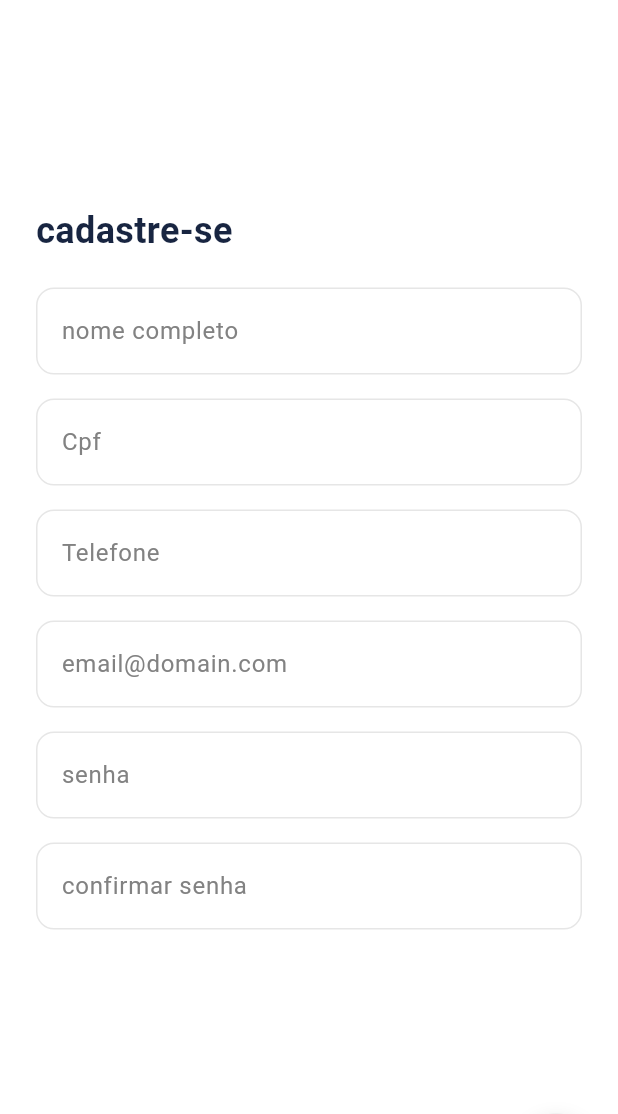
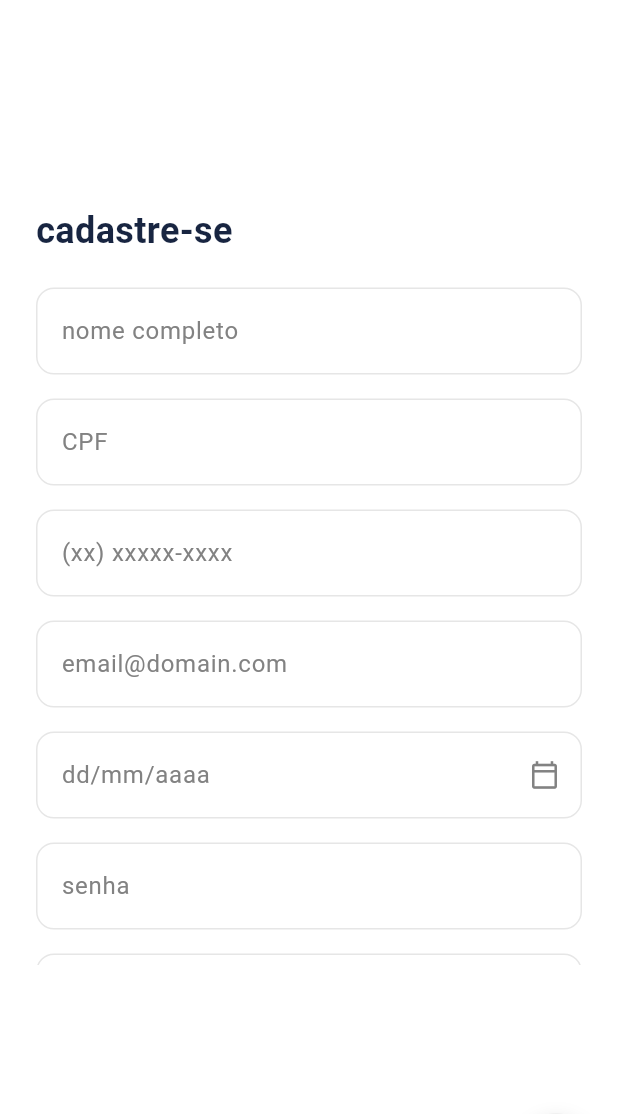
Before and after one commit to gabriellpequeno/Reserva-Aqui---Projeto-de-fim-de-ciclo, a Flutter app: the UserSignUpPage screen opened by its route, on a phone screen of 412 x 824 dp, the part 122-1236 px from its top. Run offline on Flutter 3.47's test engine with Material 3 defaults, Android fonts, the phone set to English and light mode, and no system bars; our stand-ins replace dio, flutter_riverpod, flutter_svg, go_router, image_picker, shared_preferences; accounts and stored records are empty; network calls fail.

Commit message:
✨(feat): align user signup — add birth date, phone mask and fix validators
Co-Authored-By: Claude Sonnet 4.6 <noreply@anthropic.com>

```diff
--- a/Frontend/lib/core/network/dio_client.dart
+++ b/Frontend/lib/core/network/dio_client.dart
@@ -3,7 +3,7 @@ import 'package:flutter_riverpod/flutter_riverpod.dart';
 import '../auth/auth_notifier.dart';
 import '../auth/auth_state.dart';
 
-const _baseUrl = 'http://localhost:3000/api/v1';
+const _baseUrl = 'http://10.0.2.2:3000/api/v1';
 
 // Dio separado exclusivamente para chamadas de refresh — evita loop de interceptor.
 final _refreshDio = Dio(
--- /dev/null
+++ b/Frontend/lib/core/widgets/date_picker_field.dart
@@ -0,0 +1,116 @@
+import 'package:flutter/material.dart';
+import 'package:flutter/services.dart';
+import '../../core/theme/app_colors.dart';
+
+/// Campo de data com máscara automática dd/mm/aaaa e ícone de calendário.
+/// Digitação formata em tempo real; toque no ícone abre DatePicker nativo.
+class DatePickerField extends StatefulWidget {
+  final TextEditingController controller;
+  final String? Function(String?)? validator;
+
+  const DatePickerField({
+    super.key,
+    required this.controller,
+    this.validator,
+  });
+
+  @override
+  State<DatePickerField> createState() => _DatePickerFieldState();
+}
+
+class _DatePickerFieldState extends State<DatePickerField> {
+  Future<void> _openCalendar() async {
+    final now = DateTime.now();
+
+    // Tenta pré-popular o calendário com a data já digitada
+    DateTime initial = now;
+    final text = widget.controller.text;
+    if (RegExp(r'^\d{2}/\d{2}/\d{4}$').hasMatch(text)) {
+      final parts = text.split('/');
+      final parsed = DateTime.tryParse(
+        '${parts[2]}-${parts[1]}-${parts[0]}',
+      );
+      if (parsed != null) initial = parsed;
+    }
+
+    final picked = await showDatePicker(
+      context: context,
+      initialDate: initial.isAfter(now) ? now : initial,
+      firstDate: DateTime(1900),
+      lastDate: now,
+      locale: const Locale('pt', 'BR'),
+    );
+
+    if (picked != null) {
+      final d = picked.day.toString().padLeft(2, '0');
+      final m = picked.month.toString().padLeft(2, '0');
+      final y = picked.year.toString();
+      widget.controller.text = '$d/$m/$y';
+      // Move cursor para o fim
+      widget.controller.selection = TextSelection.collapsed(
+        offset: widget.controller.text.length,
+      );
+    }
+  }
+
+  @override
+  Widget build(BuildContext context) {
+    return Container(
+      decoration: BoxDecoration(
+        color: Colors.white,
+        borderRadius: BorderRadius.circular(12),
+        border: Border.all(color: AppColors.strokeLight),
+      ),
+      child: TextFormField(
+        controller: widget.controller,
+        validator: widget.validator,
+        keyboardType: TextInputType.number,
+        inputFormatters: [_DateMaskFormatter()],
+        style: const TextStyle(
+          color: AppColors.primary,
+          fontSize: 16,
+        ),
+        decoration: InputDecoration(
+          hintText: 'dd/mm/aaaa',
+          hintStyle: const TextStyle(
+            color: AppColors.greyText,
+            fontSize: 16,
+          ),
+          contentPadding: const EdgeInsets.symmetric(
+            horizontal: 16,
+            vertical: 16,
+          ),
+          border: InputBorder.none,
+          suffixIcon: IconButton(
+            icon: const Icon(Icons.calendar_today_outlined, size: 20),
+            color: AppColors.greyText,
+            onPressed: _openCalendar,
+          ),
+        ),
+      ),
+    );
+  }
+}
+
+/// Formata a entrada numérica inserindo '/' nas posições corretas.
+class _DateMaskFormatter extends TextInputFormatter {
+  @override
+  TextEditingValue formatEditUpdate(
+    TextEditingValue oldValue,
+    TextEditingValue newValue,
+  ) {
+    final digits = newValue.text.replaceAll(RegExp(r'\D'), '');
+    final buffer = StringBuffer();
+
+    for (int i = 0; i < digits.length && i < 8; i++) {
+      if (i == 2 || i == 4) buffer.write('/');
+      buffer.write(digits[i]);
+    }
+
+    final formatted = buffer.toString();
+    return TextEditingValue(
+      text: formatted,
+      selection: TextSelection.collapsed(offset: formatted.length),
+    );
+  }
+}
--- /dev/null
+++ b/Frontend/lib/core/widgets/phone_mask_formatter.dart
@@ -0,0 +1,32 @@
+import 'package:flutter/services.dart';
+
+/// Formata número de telefone brasileiro em tempo real.
+/// Suporta celular (11 dígitos): (xx) xxxxx-xxxx
+/// e fixo (10 dígitos):          (xx) xxxx-xxxx
+class PhoneMaskFormatter extends TextInputFormatter {
+  @override
+  TextEditingValue formatEditUpdate(
+    TextEditingValue oldValue,
+    TextEditingValue newValue,
+  ) {
+    final digits = newValue.text.replaceAll(RegExp(r'\D'), '');
+    final d = digits.length > 11 ? digits.substring(0, 11) : digits;
+
+    final buffer = StringBuffer();
+    for (int i = 0; i < d.length; i++) {
+      if (i == 0) buffer.write('(');
+      buffer.write(d[i]);
+      if (i == 1) buffer.write(') ');
+      // celular (11 dígitos): traço após o 7º dígito (índice 6)
+      // fixo   (10 dígitos): traço após o 6º dígito (índice 5)
+      if (d.length == 11 && i == 6) buffer.write('-');
+      if (d.length <= 10 && i == 5) buffer.write('-');
+    }
+
+    final formatted = buffer.toString();
+    return TextEditingValue(
+      text: formatted,
+      selection: TextSelection.collapsed(offset: formatted.length),
+    );
+  }
+}
--- a/Frontend/lib/features/auth/data/models/register_request.dart
+++ b/Frontend/lib/features/auth/data/models/register_request.dart
@@ -1,9 +1,10 @@
 class RegisterRequest {
   final String nome;
-  final String cpf;       // normalizado: só dígitos (11 chars)
-  final String telefone;  // normalizado: só dígitos
+  final String cpf;            // normalizado: só dígitos (11 chars)
+  final String telefone;       // normalizado: só dígitos
   final String email;
   final String senha;
+  final String dataNascimento; // formato dd/mm/aaaa
 
   const RegisterRequest({
     required this.nome,
@@ -11,13 +12,15 @@ class RegisterRequest {
     required this.telefone,
     required this.email,
     required this.senha,
+    required this.dataNascimento,
   });
 
   Map<String, dynamic> toJson() => {
-    'nome': nome,
+    'nome_completo': nome,
     'cpf': cpf,
-    'telefone': telefone,
+    'numero_celular': telefone,
     'email': email,
     'senha': senha,
+    'data_nascimento': dataNascimento,
   };
 }
--- a/Frontend/lib/features/auth/presentation/pages/user_signup_page.dart
+++ b/Frontend/lib/features/auth/presentation/pages/user_signup_page.dart
@@ -5,11 +5,12 @@ import 'package:go_router/go_router.dart';
 import '../../../../core/auth/auth_notifier.dart';
 import '../../../../core/auth/auth_state.dart';
 import '../../../../core/theme/app_colors.dart';
+import '../../../../core/widgets/date_picker_field.dart';
+import '../../../../core/widgets/phone_mask_formatter.dart';
 import '../../../../core/widgets/primary_button.dart';
 import '../../data/models/register_request.dart';
 import '../../data/services/auth_service.dart';
 import '../widgets/auth_text_field.dart';
-import '../widgets/social_button.dart';
 
 class UserSignUpPage extends ConsumerStatefulWidget {
   const UserSignUpPage({super.key});
@@ -26,6 +27,7 @@ class _UserSignUpPageState extends ConsumerState<UserSignUpPage> {
   final _emailController = TextEditingController();
   final _senhaController = TextEditingController();
   final _confirmController = TextEditingController();
+  final _dataNascimentoController = TextEditingController();
   bool _isLoading = false;
 
   @override
@@ -36,7 +38,33 @@ class _UserSignUpPageState extends ConsumerState<UserSignUpPage> {
     _emailController.dispose();
     _senhaController.dispose();
     _confirmController.dispose();
+    _dataNascimentoController.dispose();
     super.dispose();
+  }
+
+  String? _validateSenha(String? value) {
+    if (value == null || value.isEmpty) return 'Informe a senha';
+    final erros = <String>[];
+    if (!RegExp(r'[A-Z]').hasMatch(value)) erros.add('uma letra maiúscula');
+    if (!RegExp(r'[a-z]').hasMatch(value)) erros.add('uma letra minúscula');
+    if (!RegExp(r'[0-9]').hasMatch(value)) erros.add('um número');
+    if (!RegExp(r'[^A-Za-z0-9]').hasMatch(value)) erros.add('um caractere especial');
+    if (erros.isEmpty) return null;
+    return 'A senha precisa ter: ${erros.join(', ')}';
+  }
+
+  String? _validateData(String? value) {
+    if (value == null || value.isEmpty) return 'Informe a data de nascimento';
+    if (!RegExp(r'^\d{2}/\d{2}/\d{4}$').hasMatch(value)) return 'Use o formato dd/mm/aaaa';
+    final parts = value.split('/');
+    final day = int.tryParse(parts[0]);
+    final month = int.tryParse(parts[1]);
+    final year = int.tryParse(parts[2]);
+    if (day == null || month == null || year == null) return 'Data inválida';
+    if (month < 1 || month > 12) return 'Mês inválido';
+    if (day < 1 || day > 31) return 'Dia inválido';
+    if (year < 1900 || year > DateTime.now().year) return 'Ano inválido';
+    return null;
   }
 
   Future<void> _submit() async {
@@ -47,9 +75,10 @@ class _UserSignUpPageState extends ConsumerState<UserSignUpPage> {
     final request = RegisterRequest(
       nome: _nomeController.text.trim(),
       cpf: _cpfController.text.replaceAll(RegExp(r'\D'), ''),
-      telefone: _telefoneController.text.replaceAll(RegExp(r'\D'), ''),
+      telefone: _telefoneController.text,
       email: _emailController.text.trim(),
       senha: _senhaController.text,
+      dataNascimento: _dataNascimentoController.text,
     );
 
     try {
@@ -66,9 +95,10 @@ class _UserSignUpPageState extends ConsumerState<UserSignUpPage> {
     } on DioException catch (e) {
       if (!mounted) return;
       final status = e.response?.statusCode;
+      final serverMsg = (e.response?.data as Map?)?['error'] as String?;
       final msg = switch (status) {
         409 => 'Este e-mail já está cadastrado.',
-        400 => 'Dados inválidos. Verifique os campos.',
+        400 => serverMsg ?? 'Dados inválidos. Verifique os campos.',
         _ => 'Erro no servidor. Tente novamente mais tarde.',
       };
       ScaffoldMessenger.of(context).showSnackBar(SnackBar(content: Text(msg)));
@@ -111,7 +141,7 @@ class _UserSignUpPageState extends ConsumerState<UserSignUpPage> {
                 ),
                 const SizedBox(height: 16),
                 AuthTextField(
-                  hintText: 'Cpf',
+                  hintText: 'CPF',
                   keyboardType: TextInputType.number,
                   controller: _cpfController,
                   validator: (value) {
@@ -124,14 +154,14 @@ class _UserSignUpPageState extends ConsumerState<UserSignUpPage> {
                 ),
                 const SizedBox(height: 16),
                 AuthTextField(
-                  hintText: 'Telefone',
+                  hintText: '(xx) xxxxx-xxxx',
                   keyboardType: TextInputType.phone,
                   controller: _telefoneController,
+                  inputFormatters: [PhoneMaskFormatter()],
                   validator: (value) {
                     if (value == null || value.isEmpty) return 'Informe o telefone';
-                    if (!RegExp(r'^[\d\s\-\(\)\+]+$').hasMatch(value)) return 'Telefone inválido';
                     final digits = value.replaceAll(RegExp(r'\D'), '');
-                    if (digits.length < 10) return 'Telefone inválido';
+                    if (digits.length < 10 || digits.length > 11) return 'Telefone inválido (10 ou 11 dígitos com DDD)';
                     return null;
                   },
                 ),
@@ -147,15 +177,16 @@ class _UserSignUpPageState extends ConsumerState<UserSignUpPage> {
                   },
                 ),
                 const SizedBox(height: 16),
+                DatePickerField(
+                  controller: _dataNascimentoController,
+                  validator: _validateData,
+                ),
+                const SizedBox(height: 16),
                 AuthTextField(
                   hintText: 'senha',
                   isPassword: true,
                   controller: _senhaController,
-                  validator: (value) {
-                    if (value == null || value.isEmpty) return 'Informe a senha';
-                    if (value.length < 8) return 'A senha deve ter pelo menos 8 caracteres';
-                    return null;
-                  },
+                  validator: _validateSenha,
                 ),
                 const SizedBox(height: 16),
                 AuthTextField(
@@ -174,35 +205,6 @@ class _UserSignUpPageState extends ConsumerState<UserSignUpPage> {
                         text: 'Cadastrar',
                         onPressed: _submit,
                       ),
-                const SizedBox(height: 24),
-                Row(
-                  children: [
-                    Expanded(child: Divider(color: AppColors.strokeLight)),
-                    const Padding(
-                      padding: EdgeInsets.symmetric(horizontal: 16.0),
-                      child: Text(
-                        'ou',
-                        style: TextStyle(color: AppColors.greyText),
-                      ),
-                    ),
-                    Expanded(child: Divider(color: AppColors.strokeLight)),
-                  ],
-                ),
-                const SizedBox(height: 24),
-                Row(
-                  children: [
-                    SocialButton(
-                      text: 'Continue with Google',
-                      onPressed: () {},
-                    ),
-                    const SizedBox(width: 12),
-                    SocialButton(
-                      text: 'Continue with Apple',
-                      isApple: true,
-                      onPressed: () {},
-                    ),
-                  ],
-                ),
                 const SizedBox(height: 24),
                 Center(
                   child: TextButton(
--- a/Frontend/lib/features/auth/presentation/widgets/auth_text_field.dart
+++ b/Frontend/lib/features/auth/presentation/widgets/auth_text_field.dart
@@ -1,4 +1,5 @@
 import 'package:flutter/material.dart';
+import 'package:flutter/services.dart';
 import '../../../../core/theme/app_colors.dart';
 
 class AuthTextField extends StatelessWidget {
@@ -9,6 +10,7 @@ class AuthTextField extends StatelessWidget {
   final TextInputType keyboardType;
   final Widget? suffixIcon;
   final void Function(String)? onChanged;
+  final List<TextInputFormatter>? inputFormatters;
 
   const AuthTextField({
     super.key,
@@ -19,6 +21,7 @@ class AuthTextField extends StatelessWidget {
     this.keyboardType = TextInputType.text,
     this.suffixIcon,
     this.onChanged,
+    this.inputFormatters,
   });
 
   @override
@@ -35,6 +38,7 @@ class AuthTextField extends StatelessWidget {
         validator: validator,
         keyboardType: keyboardType,
         onChanged: onChanged,
+        inputFormatters: inputFormatters,
         style: const TextStyle(
           color: AppColors.primary,
           fontSize: 16,
--- a/Frontend/pubspec.yaml
+++ b/Frontend/pubspec.yaml
@@ -29,6 +29,8 @@ environment:
 # versions available, run `flutter pub outdated`.
 dependencies:
   flutter:
+    sdk: flutter
+  flutter_localizations:
     sdk: flutter
 
   # The following adds the Cupertino Icons font to your application.
```
Also changed, not shown: Frontend/lib/features/auth/presentation/pages/host_signup_page.dart (+12 -10 lines), Frontend/lib/main.dart (+8 -0 lines), Frontend/pubspec.lock, 4 other files.
